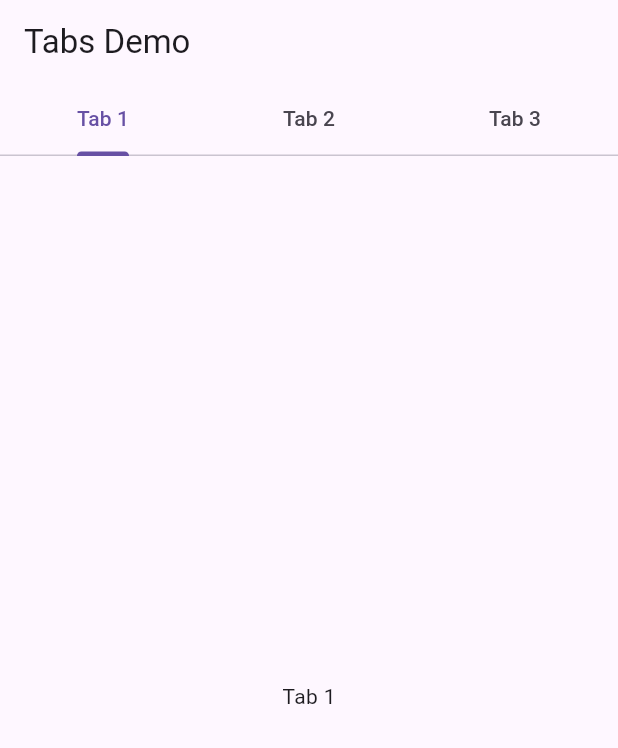
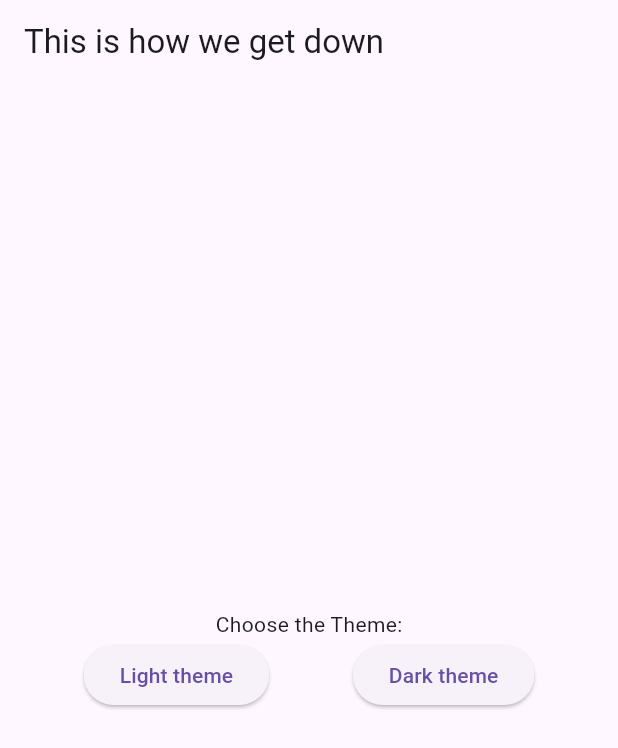
Before and after one commit to ewilliams153/WeatherApp_MAD25, a Flutter app: the screen it shows after launch, on a phone screen of 412 x 824 dp. Shown: the top 748 px of the screen. Run offline on Flutter 3.47's test engine with Material 3 defaults, Android fonts, the phone set to English and light mode, and no system bars.

Commit message:
change main file to theme template

```diff
--- a/weather_app/lib/main.dart
+++ b/weather_app/lib/main.dart
@@ -1,92 +1,81 @@
 import 'package:flutter/material.dart';
 
 void main() {
-  runApp(MyApp());
+  runApp(RunMyApp());
 }
 
-class MyApp extends StatelessWidget {
+class RunMyApp extends StatefulWidget {
+  const RunMyApp({super.key});
+
+  @override
+  State<RunMyApp> createState() => _RunMyAppState();
+}
+
+
+class _RunMyAppState extends State<RunMyApp> {
+  //this is a variable that holds the location for the current theme, light, dark or system default
+  ThemeMode _themeMode = ThemeMode.system;
+
+  //this is a method that sets the theme to initial default and changes theme when used
+  //there is only 1 theme defined in the code - the default
+  void changeTheme(ThemeMode themeMode) {
+    setState(() {
+      _themeMode = themeMode;
+    });
+  }
+
+  //this is where we build the widget tree/logistics
+  //Widget is a type of class that arleady has its parameters built, theres a default Widget,
   @override
   Widget build(BuildContext context) {
+     //dependencies are here based on Material App
     return MaterialApp(
-      home: DefaultTabController(
-        length: 3,
-        child: _TabsNonScrollableDemo(),
+      //class ThemeData is defined from the flutter/material.dart package
+      theme: ThemeData(primarySwatch: Colors.blueGrey),
+
+      // standard dark theme
+      darkTheme: ThemeData.dark(),
+      //the light theme of the app
+      themeMode: _themeMode,
+      //debug banner
+      debugShowCheckedModeBanner: false,
+      //home defined by the scaffold
+      home: Scaffold(
+        //title
+        appBar: AppBar(
+          title: Text('This is how we get down '),
+        ),
+        //main content, centered using the Center widget
+        body: Center(
+          //there is a parent child structure, so child is nested within the parent
+          child: Column(
+            mainAxisAlignment: MainAxisAlignment.center,
+            children: [
+              const Text(
+                'Choose the Theme:',
+              ),
+              Row(
+                mainAxisAlignment: MainAxisAlignment.spaceEvenly,
+                children: [
+                  // Change theme & rebuild to
+                  // show it using these buttons
+                  //uses event listener "onPressed"
+                  ElevatedButton(
+                      onPressed: () {
+                        changeTheme(ThemeMode.light);
+                      },
+                      child: Text('Light theme')),
+                  ElevatedButton(
+                      onPressed: () {
+                        changeTheme(ThemeMode.dark);
+                      },
+                      child: Text('Dark theme')),
+                ],
+              ),
+            ],
+          ),
+        ),
       ),
     );
   }
 }
-
-class _TabsNonScrollableDemo extends StatefulWidget {
-  @override
-  __TabsNonScrollableDemoState createState() => __TabsNonScrollableDemoState();
-}
-
-class __TabsNonScrollableDemoState extends State<_TabsNonScrollableDemo>
-    with SingleTickerProviderStateMixin, RestorationMixin {
-  late TabController _tabController;
-
-  final RestorableInt tabIndex = RestorableInt(0);
-
-  @override
-  String get restorationId => 'tab_non_scrollable_demo';
-
-  @override
-  void restoreState(RestorationBucket? oldBucket, bool initialRestore) {
-    registerForRestoration(tabIndex, 'tab_index');
-    _tabController.index = tabIndex.value;
-  }
-
-  @override
-  void initState() {
-    super.initState();
-    _tabController = TabController(
-      initialIndex: 0,
-      length: 3,
-      vsync: this,
-    );
-    _tabController.addListener(() {
-      setState(() {
-        tabIndex.value = _tabController.index;
-      });
-    });
-  }
-
-  @override
-  void dispose() {
-    _tabController.dispose();
-    tabIndex.dispose();
-    super.dispose();
-  }
-
-  @override
-  Widget build(BuildContext context) {
-// For the ToDo task hint: consider defining the widget and name of the tabs here
-    final tabs = ['Tab 1', 'Tab 2', 'Tab 3'];
-
-    return Scaffold(
-      appBar: AppBar(
-        automaticallyImplyLeading: false,
-        title: Text(
-          'Tabs Demo',
-        ),
-        bottom: TabBar(
-          controller: _tabController,
-          isScrollable: false,
-          tabs: [
-            for (final tab in tabs) Tab(text: tab),
-          ],
-        ),
-      ),
-      body: TabBarView(
-        controller: _tabController,
-        children: [
-// hint for the to do task:Considering creating the different for different tabs
-          for (final tab in tabs)
-            Center(
-              child: Text(tab),
-            ),
-        ],
-      ),
-    );
-  }
-}
```
